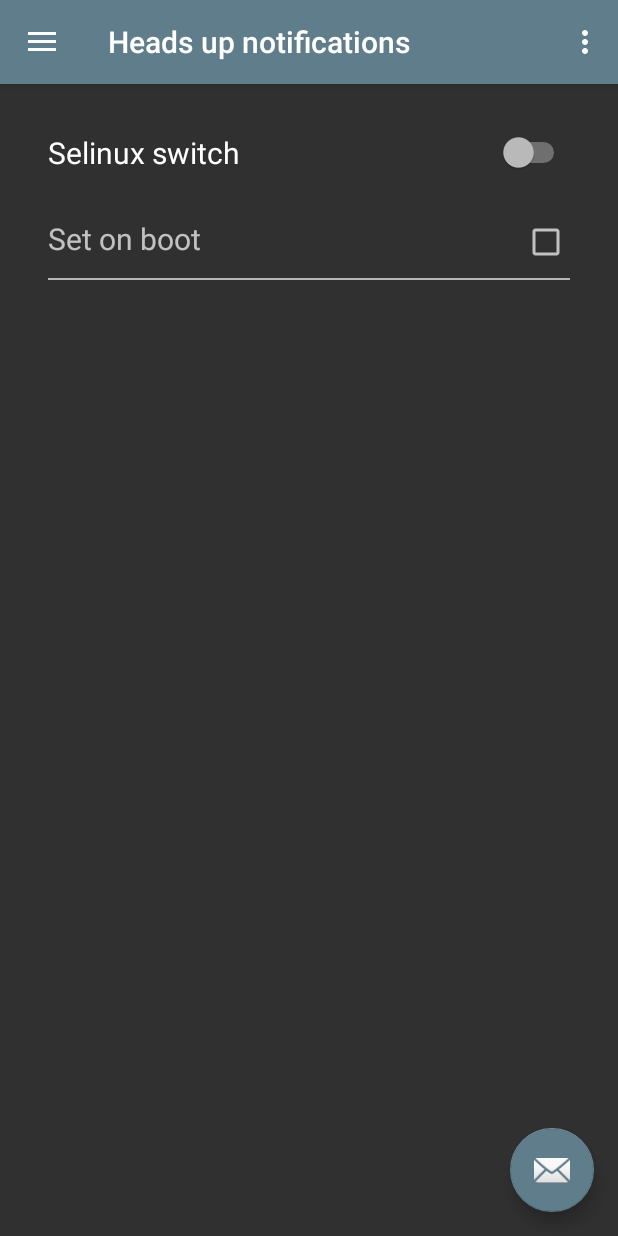
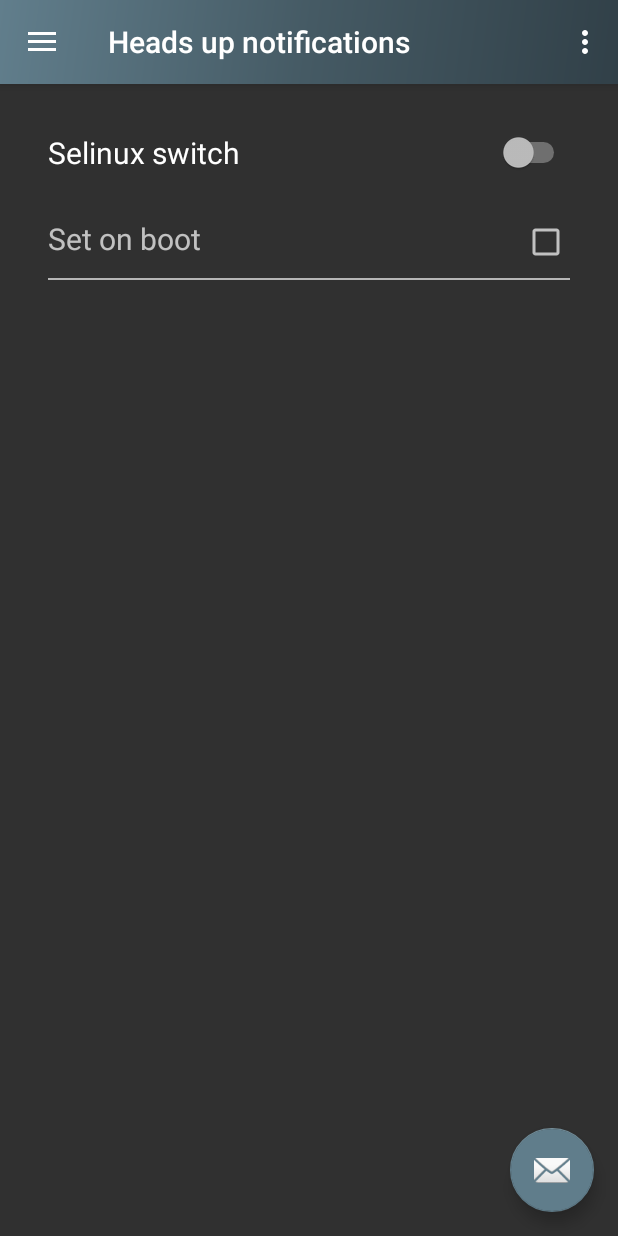
Before and after one commit to SpiritCroc/AicpExtras, an Android app: the screen it shows after launch (MainActivity), in the side drawer, after a tap on "Heads up notifications", on a phone screen of 412 x 824 dp. Run offline under Robolectric (Android 15) with nearby library versions, the phone set to English and light mode, and no system bars.

Commit message:
Theme AppBar

```diff
--- a/app/src/main/res/layout/app_bar_main.xml
+++ b/app/src/main/res/layout/app_bar_main.xml
@@ -11,7 +11,7 @@
 
         <android.support.v7.widget.Toolbar android:id="@+id/toolbar"
             android:layout_width="match_parent" android:layout_height="wrap_content"
-            android:background="?attr/colorPrimary" app:popupTheme="@style/AppTheme.PopupOverlay" />
+            android:background="@drawable/side_nav_bar" app:popupTheme="@style/AppTheme.PopupOverlay" />
 
     </android.support.design.widget.AppBarLayout>
 
--- a/app/src/main/res/values/styles.xml
+++ b/app/src/main/res/values/styles.xml
@@ -11,8 +11,11 @@
     <style name="AppTheme.NoActionBar">
         <item name="windowActionBar">false</item>
         <item name="windowNoTitle">true</item>
+        <item name="android:background">@drawable/side_nav_bar</item>
     </style>
-    <style name="AppTheme.AppBarOverlay" parent="ThemeOverlay.AppCompat.Dark.ActionBar" />
-    <style name="AppTheme.PopupOverlay" parent="ThemeOverlay.AppCompat.Light" />
+    <style name="AppTheme.AppBarOverlay" parent="ThemeOverlay.AppCompat.Dark.ActionBar">
+        <item name="android:background">#00ffffff</item>
+    </style>
+    <style name="AppTheme.PopupOverlay" parent="ThemeOverlay.AppCompat.Light"/>
 
 </resources>
```
